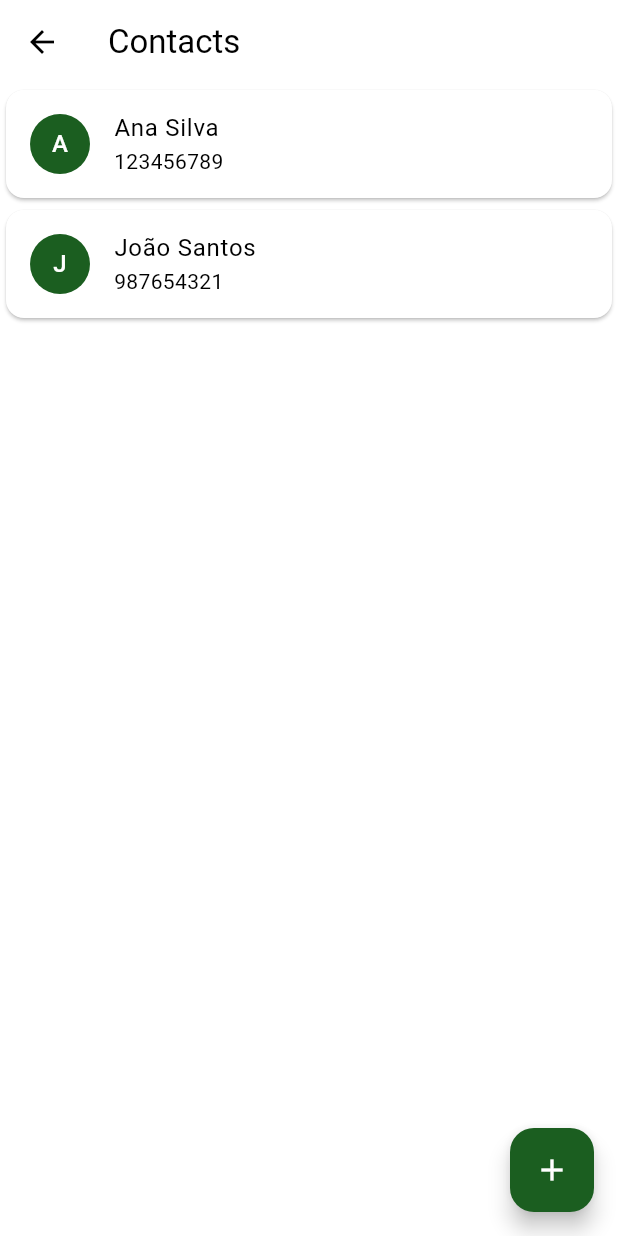
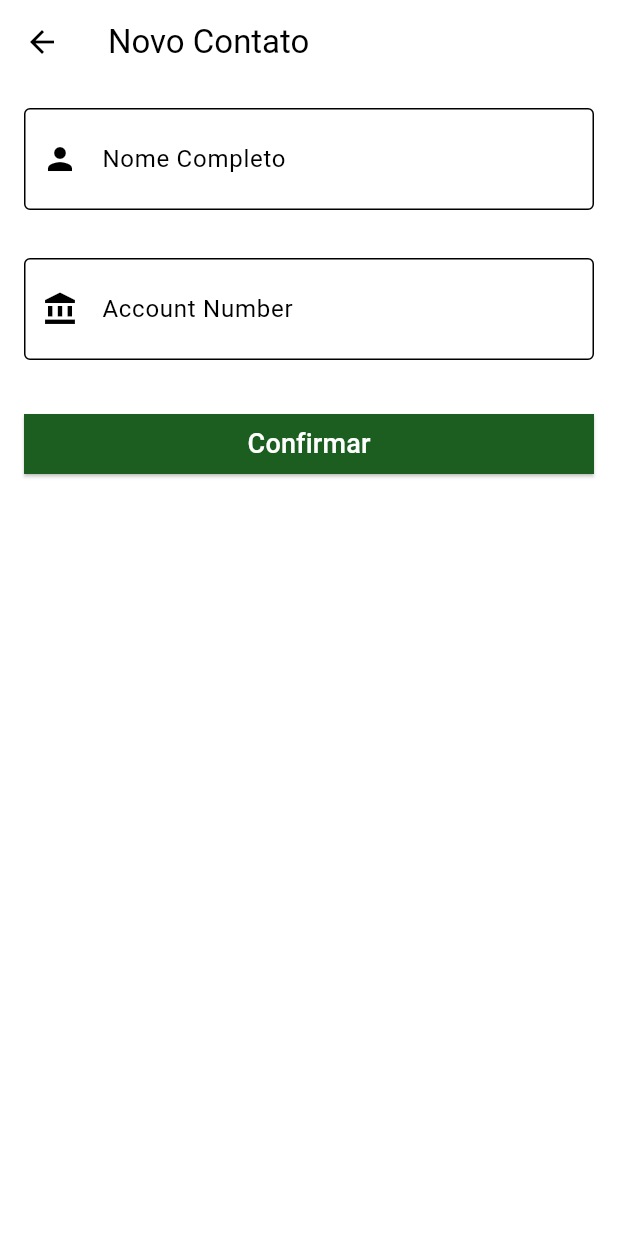
Before and after one commit to obrenoluiz/ByteBank---Curso-1.-Flutter-Alura, a Flutter app: the ContactsList screen opened directly, after a tap on the "add" icon, on a phone screen of 412 x 824 dp. Run offline on Flutter 3.47's test engine with Material 3 defaults, Android fonts, the phone set to English and light mode, and no system bars.

Commit message:
create new contact

```diff
--- /dev/null
+++ b/lib/models/contact.dart
@@ -0,0 +1,9 @@
+class Contact {
+  final String name;
+  final int accountNumber;
+
+  Contact(this.name, this.accountNumber);
+
+  @override
+  String toString() => 'Contact(name: $name, accountNumber: $accountNumber)';
+}
--- a/lib/pages/contacts/contacts_list.dart
+++ b/lib/pages/contacts/contacts_list.dart
@@ -1,3 +1,4 @@
+import 'package:bytebank_armazenamento_interno/pages/contacts/new_contact.dart';
 import 'package:flutter/material.dart';
 
 class ContactsList extends StatelessWidget {
@@ -36,7 +37,13 @@
       floatingActionButton: FloatingActionButton(
         backgroundColor: Theme.of(context).primaryColor,
         child: const Icon(Icons.add),
-        onPressed: () {},
+        onPressed: () {
+          Navigator.of(context).push(
+            MaterialPageRoute(
+              builder: (context) => NewContact(),
+            ),
+          ).then((newContact) => debugPrint(newContact.toString()));
+        },
       ),
     );
   }
--- /dev/null
+++ b/lib/pages/contacts/new_contact.dart
@@ -0,0 +1,88 @@
+import 'package:bytebank_armazenamento_interno/models/contact.dart';
+import 'package:flutter/material.dart';
+
+class NewContact extends StatefulWidget {
+  NewContact({super.key});
+
+  @override
+  State<NewContact> createState() => _NewContactState();
+}
+
+class _NewContactState extends State<NewContact> {
+  final TextEditingController _nameController = TextEditingController();
+
+  final TextEditingController _accountNumberController =
+      TextEditingController();
+
+  @override
+  Widget build(BuildContext context) {
+    return Scaffold(
+      appBar: AppBar(
+        title: const Text('Novo Contato'),
+      ),
+      body: Column(
+        children: [
+          Padding(
+            padding: const EdgeInsets.symmetric(horizontal: 16, vertical: 16),
+            child: TextField(
+              controller: _nameController,
+              decoration: const InputDecoration(
+                labelText: 'Nome Completo',
+                prefixIcon: Icon(Icons.person),
+                border: OutlineInputBorder(),
+                enabledBorder: OutlineInputBorder(),
+              ),
+              style: const TextStyle(
+                fontSize: 24,
+              ),
+            ),
+          ),
+          Padding(
+            padding: const EdgeInsets.symmetric(horizontal: 16, vertical: 16),
+            child: TextField(
+              controller: _accountNumberController,
+              decoration: const InputDecoration(
+                labelText: 'Account Number',
+                prefixIcon: Icon(Icons.account_balance),
+                border: OutlineInputBorder(),
+                enabledBorder: OutlineInputBorder(),
+              ),
+              style: const TextStyle(
+                fontSize: 24,
+              ),
+              keyboardType:
+                  const TextInputType.numberWithOptions(decimal: true),
+            ),
+          ),
+          Padding(
+            padding: const EdgeInsets.symmetric(horizontal: 16, vertical: 16),
+            child: SizedBox(
+              width: double.infinity,
+              child: ElevatedButton(
+                style: ElevatedButton.styleFrom(
+                  backgroundColor: Theme.of(context).primaryColor,
+                  shape: const RoundedRectangleBorder(
+                    borderRadius: BorderRadius.zero,
+                  ),
+                ),
+                child: const Text(
+                  'Confirmar',
+                  style: TextStyle(fontSize: 18, color: Colors.white),
+                ),
+                onPressed: () {
+                  final String name = _nameController.text;
+                  final int? accountNumber =
+                      int.tryParse(_accountNumberController.text);
+
+                  final Contact newContact = Contact(name, accountNumber!);
+
+                  Navigator.pop(context, newContact);
+                },
+              ),
+            ),
+          ),
+        ],
+      ),
+    );
+  }
+}
```
